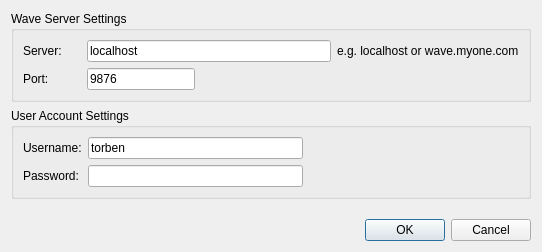
Narsil/QWave, file app/serversettingsdialog.ui: the form before one commit.
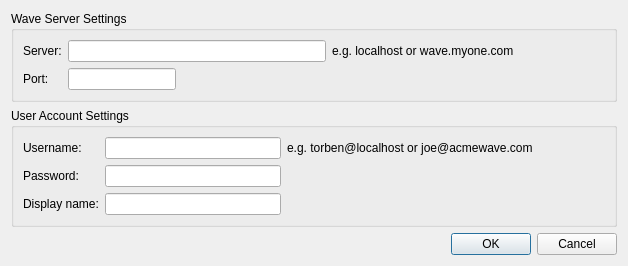
The form after the commit.

What changed in the file:
```diff
--- a/app/serversettingsdialog.ui
+++ b/app/serversettingsdialog.ui
@@ -6,8 +6,8 @@
    <rect>
     <x>0</x>
     <y>0</y>
-    <width>542</width>
-    <height>252</height>
+    <width>628</width>
+    <height>261</height>
    </rect>
   </property>
   <property name="windowTitle">
@@ -30,23 +30,45 @@
         </property>
        </widget>
       </item>
-      <item row="0" column="1" colspan="2">
+      <item row="0" column="1">
        <widget class="QLineEdit" name="server">
         <property name="text">
-         <string>localhost</string>
+         <string/>
         </property>
         <property name="maxLength">
          <number>100</number>
         </property>
        </widget>
       </item>
-      <item row="0" column="3">
+      <item row="0" column="2">
        <widget class="QLabel" name="label_4">
+        <property name="sizePolicy">
+         <sizepolicy hsizetype="Expanding" vsizetype="Preferred">
+          <horstretch>0</horstretch>
+          <verstretch>0</verstretch>
+         </sizepolicy>
+        </property>
         <property name="text">
          <string>e.g. localhost or wave.myone.com</string>
         </property>
        </widget>
       </item>
+      <item row="0" column="3">
+       <spacer name="horizontalSpacer">
+        <property name="orientation">
+         <enum>Qt::Horizontal</enum>
+        </property>
+        <property name="sizeType">
+         <enum>QSizePolicy::Preferred</enum>
+        </property>
+        <property name="sizeHint" stdset="0">
+         <size>
+          <width>10</width>
+          <height>20</height>
+         </size>
+        </property>
+       </spacer>
+      </item>
       <item row="1" column="0">
        <widget class="QLabel" name="label_2">
         <property name="text">
@@ -57,13 +79,13 @@
       <item row="1" column="1">
        <widget class="QLineEdit" name="port">
         <property name="sizePolicy">
-         <sizepolicy hsizetype="Preferred" vsizetype="Fixed">
+         <sizepolicy hsizetype="Fixed" vsizetype="Fixed">
           <horstretch>0</horstretch>
           <verstretch>0</verstretch>
          </sizepolicy>
         </property>
         <property name="text">
-         <string>9876</string>
+         <string/>
         </property>
         <property name="maxLength">
          <number>6</number>
@@ -77,7 +99,7 @@
         </property>
         <property name="sizeHint" stdset="0">
          <size>
-          <width>318</width>
+          <width>100</width>
           <height>20</height>
          </size>
         </property>
@@ -100,9 +122,9 @@
        </widget>
       </item>
       <item row="0" column="1">
-       <widget class="QLineEdit" name="userName">
+       <widget class="QLineEdit" name="userAddress">
         <property name="text">
-         <string>torben</string>
+         <string/>
         </property>
         <property name="maxLength">
          <number>100</number>
@@ -110,17 +132,11 @@
        </widget>
       </item>
       <item row="0" column="2">
-       <spacer name="horizontalSpacer">
-        <property name="orientation">
-         <enum>Qt::Horizontal</enum>
+       <widget class="QLabel" name="label_7">
+        <property name="text">
+         <string>e.g. torben@localhost or joe@acmewave.com</string>
         </property>
-        <property name="sizeHint" stdset="0">
-         <size>
-          <width>216</width>
-          <height>20</height>
-         </size>
-        </property>
-       </spacer>
+       </widget>
       </item>
       <item row="1" column="0">
        <widget class="QLabel" name="label_5">
@@ -144,6 +160,9 @@
         <property name="orientation">
          <enum>Qt::Horizontal</enum>
         </property>
+        <property name="sizeType">
+         <enum>QSizePolicy::Minimum</enum>
+        </property>
         <property name="sizeHint" stdset="0">
          <size>
           <width>216</width>
@@ -152,6 +171,32 @@
         </property>
        </spacer>
       </item>
+      <item row="2" column="0">
+       <widget class="QLabel" name="label_6">
+        <property name="text">
+         <string>Display name:</string>
+        </property>
+       </widget>
+      </item>
+      <item row="2" column="1">
+       <widget class="QLineEdit" name="userName"/>
+      </item>
+      <item row="2" column="2">
+       <spacer name="horizontalSpacer_4">
+        <property name="orientation">
+         <enum>Qt::Horizontal</enum>
+        </property>
+        <property name="sizeType">
+         <enum>QSizePolicy::Minimum</enum>
+        </property>
+        <property name="sizeHint" stdset="0">
+         <size>
+          <width>318</width>
+          <height>20</height>
+         </size>
+        </property>
+       </spacer>
+      </item>
      </layout>
     </widget>
    </item>
```
